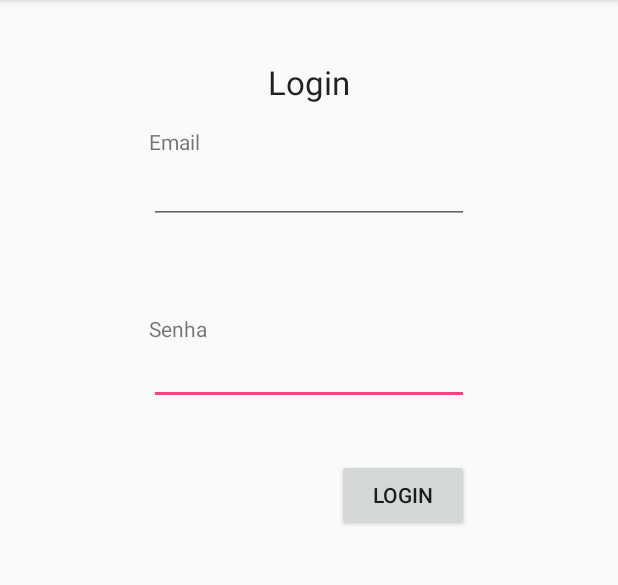
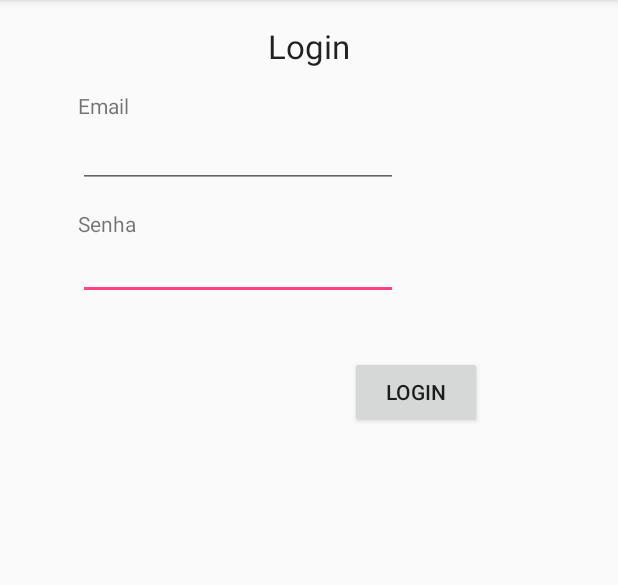
Before and after one commit to IohanSardinha/Eventos, an Android app: the screen it shows after launch (MainActivity), on a phone screen of 412 x 824 dp, the part 84-669 px from its top. Run offline under Robolectric (Android 15) with nearby library versions, the phone set to English and light mode, and no system bars; libraries missing offline, so code that uses them is left out: com.loopj.android, cz.msebera.android; 1 statement that could not run was skipped.

Commit message:
Implements API and Material Design screens

```diff
--- a/app/build.gradle
+++ b/app/build.gradle
@@ -28,4 +28,6 @@ dependencies {
     compile 'com.loopj.android:android-async-http:1.4.9'
     compile 'com.google.code.gson:gson:2.2.4'
     testCompile 'junit:junit:4.12'
+    compile 'com.android.support:recyclerview-v7:25.1.1'
+    compile 'com.android.support:cardview-v7:25.1.1'
 }
--- a/app/src/main/AndroidManifest.xml
+++ b/app/src/main/AndroidManifest.xml
@@ -21,7 +21,8 @@
         <activity
             android:name=".NovoEventoActivity"
             android:label="@string/novo_evento" />
-        <activity android:name=".DetalhesEventoActivity"></activity>
+        <activity android:name=".DetalhesEventoActivity" />
+        <activity android:name=".EventosActivity"></activity>
     </application>
 
 </manifest>
--- a/app/src/main/java/br/com/sardinha/iohan/eventos/MainActivity.java
+++ b/app/src/main/java/br/com/sardinha/iohan/eventos/MainActivity.java
@@ -1,5 +1,6 @@
 package br.com.sardinha.iohan.eventos;
 
+import android.content.Intent;
 import android.support.v7.app.AppCompatActivity;
 import android.os.Bundle;
 import android.view.View;
@@ -21,48 +22,63 @@ import cz.msebera.android.httpclient.Header;
 public class MainActivity extends AppCompatActivity {
 
     private ProgressBar progress;
-
+    AsyncHttpClient client;
+    User u;
     @Override
     protected void onCreate(Bundle savedInstanceState) {
         super.onCreate(savedInstanceState);
         setContentView(R.layout.activity_main);
         progress = (ProgressBar)findViewById(R.id.progressBar1);
         progress.setVisibility(View.GONE);
+        client = new AsyncHttpClient();
     }
 
     public void login(View view) {
-
-
-        AsyncHttpClient client = new AsyncHttpClient();
         progress.setVisibility(View.VISIBLE);
         final String email = ((EditText)findViewById(R.id.email)).getText().toString();
-        final String pasword = ((EditText)findViewById(R.id.password)).getText().toString();
+        final String password = ((EditText)findViewById(R.id.password)).getText().toString();
         client.get("http://api-eventos.herokuapp.com/users", new AsyncHttpResponseHandler() {
             @Override
             public void onSuccess(int statusCode, Header[] headers, byte[] responseBody) {
-                progress.setVisibility(View.GONE);
                 Type listType = new TypeToken<List<User>>() {}.getType();
                 List<User> list;
                 Gson gson = new Gson();
                 list = gson.fromJson(new String(responseBody),listType);
                 for (User user:list){
-                    System.out.println(user.getEmail());
-                    System.out.println(user.getEmail());
-                    if(user.getEmail().equals(email) && user.getPassword().equals(pasword))
+                    if((user.getEmail().equals(email) && user.getPassword().equals(password)))
                     {
-                        ((TextView)findViewById(R.id.result)).setText(user.getName());
-                    }
-                    else{
-                        ((TextView)findViewById(R.id.result)).setText("Email ou senha incorretos");
+                        u = user;
+                        getEventos();
+                        return;
                     }
                 }
+                ((TextView)findViewById(R.id.result)).setText("Email ou senha não encontrados");
             }
 
             @Override
             public void onFailure(int statusCode, Header[] headers, byte[] responseBody, Throwable error) {
-                ((TextView)findViewById(R.id.result)).setText("Erro");
+                ((TextView)findViewById(R.id.result)).setText("Sem conexão a internet");
                 progress.setVisibility(View.GONE);
             }
         });
     }
+
+    private void getEventos()
+    {
+
+        client.get("http://api-eventos.herokuapp.com/users/"+String.valueOf(u.getId())+"/events", new AsyncHttpResponseHandler() {
+            @Override
+            public void onSuccess(int statusCode, Header[] headers, byte[] responseBody) {
+                progress.setVisibility(View.GONE);
+                Intent intent = new Intent(MainActivity.this,EventosActivity.class);
+                intent.putExtra("eventos",new String(responseBody));
+                startActivity(intent);
+            }
+
+            @Override
+            public void onFailure(int statusCode, Header[] headers, byte[] responseBody, Throwable error) {
+
+            }
+        });
+    }
 }
--- a/app/src/main/res/layout/activity_eventos.xml
+++ b/app/src/main/res/layout/activity_eventos.xml
@@ -10,4 +10,9 @@
     android:paddingTop="@dimen/activity_vertical_margin"
     tools:context="br.com.sardinha.iohan.eventos.EventosActivity">
 
+    <android.support.v7.widget.RecyclerView
+        android:id="@+id/my_recycler_view"
+        android:scrollbars="vertical"
+        android:layout_width="match_parent"
+        android:layout_height="match_parent"/>
 </RelativeLayout>
--- a/app/src/main/res/layout/activity_main.xml
+++ b/app/src/main/res/layout/activity_main.xml
@@ -10,48 +10,6 @@
     android:paddingRight="@dimen/activity_horizontal_margin"
     android:paddingTop="@dimen/activity_vertical_margin"
     tools:context="br.com.sardinha.iohan.eventos.MainActivity">
-
-    <TextView
-        android:text="Login"
-        android:layout_width="wrap_content"
-        android:layout_height="wrap_content"
-        android:layout_alignParentTop="true"
-        android:layout_centerHorizontal="true"
-        android:layout_marginTop="24dp"
-        android:id="@+id/textView9"
-        android:textAppearance="@style/TextAppearance.AppCompat"
-        android:textSize="22sp" />
-
-    <Button
-        android:text="Login"
-        android:layout_width="wrap_content"
-        android:layout_height="wrap_content"
-        android:layout_marginTop="36dp"
-        android:id="@+id/button"
-        android:onClick="login"
-        android:layout_below="@+id/password"
-        android:layout_alignRight="@+id/password"
-        android:layout_alignEnd="@+id/password" />
-
-    <ProgressBar
-        style="?android:attr/progressBarStyle"
-        android:layout_width="wrap_content"
-        android:layout_height="wrap_content"
-        android:id="@+id/progressBar1"
-        android:layout_alignTop="@+id/button"
-        android:layout_alignParentRight="true"
-        android:layout_alignParentEnd="true" />
-
-    <EditText
-        android:layout_width="wrap_content"
-        android:layout_height="wrap_content"
-        android:inputType="textPassword"
-        android:ems="10"
-        android:id="@+id/password"
-        android:layout_marginTop="155dp"
-        android:layout_below="@+id/textView9"
-        android:layout_alignLeft="@+id/email"
-        android:layout_alignStart="@+id/email" />
 
     <TextView
         android:text="Email"
@@ -73,6 +31,25 @@
         android:layout_alignStart="@+id/password"
         android:layout_marginBottom="41dp" />
 
+    <TextView
+        android:layout_width="wrap_content"
+        android:layout_height="wrap_content"
+        android:id="@+id/result"
+        android:layout_marginTop="38dp"
+        android:layout_below="@+id/button"
+        android:layout_centerHorizontal="true" />
+
+    <EditText
+        android:layout_width="wrap_content"
+        android:layout_height="wrap_content"
+        android:inputType="textPassword"
+        android:ems="10"
+        android:id="@+id/password"
+        android:layout_marginTop="29dp"
+        android:layout_below="@+id/email"
+        android:layout_alignLeft="@+id/email"
+        android:layout_alignStart="@+id/email" />
+
     <EditText
         android:layout_width="wrap_content"
         android:layout_height="wrap_content"
@@ -80,14 +57,41 @@
         android:ems="10"
         android:id="@+id/email"
         android:layout_below="@+id/textView7"
+        android:layout_alignParentLeft="true"
+        android:layout_alignParentStart="true"
+        android:layout_marginLeft="36dp"
+        android:layout_marginStart="36dp" />
+
+    <Button
+        android:text="Login"
+        android:layout_width="wrap_content"
+        android:layout_height="wrap_content"
+        android:layout_marginTop="37dp"
+        android:id="@+id/button"
+        android:onClick="login"
+        android:layout_below="@+id/password"
+        android:layout_toRightOf="@+id/textView9"
+        android:layout_toEndOf="@+id/textView9" />
+
+    <ProgressBar
+        style="?android:attr/progressBarStyle"
+        android:layout_width="wrap_content"
+        android:layout_height="wrap_content"
+        android:id="@+id/progressBar1"
+        android:layout_above="@+id/result"
+        android:layout_toLeftOf="@+id/result"
+        android:layout_toStartOf="@+id/result"
+        android:layout_marginRight="19dp"
+        android:layout_marginEnd="19dp" />
+
+    <TextView
+        android:text="Login"
+        android:layout_width="wrap_content"
+        android:layout_height="wrap_content"
+        android:id="@+id/textView9"
+        android:textAppearance="@style/TextAppearance.AppCompat"
+        android:textSize="22sp"
+        android:layout_alignParentTop="true"
         android:layout_centerHorizontal="true" />
 
-    <TextView
-        android:layout_width="wrap_content"
-        android:layout_height="wrap_content"
-        android:layout_alignTop="@+id/button"
-        android:layout_alignLeft="@+id/password"
-        android:layout_alignStart="@+id/password"
-        android:id="@+id/result" />
-
 </RelativeLayout>
```
Also changed, not shown: app/src/main/java/br/com/sardinha/iohan/eventos/Adapter.java (+45 -1 lines), app/src/main/java/br/com/sardinha/iohan/eventos/Event.java (+45 -0 lines), app/src/main/java/br/com/sardinha/iohan/eventos/EventosActivity.java (+31 -0 lines), app/src/main/java/br/com/sardinha/iohan/eventos/User.java (+11 -1 lines), app/src/main/res/layout/recyclerview_child.xml (+34 -2 lines).
